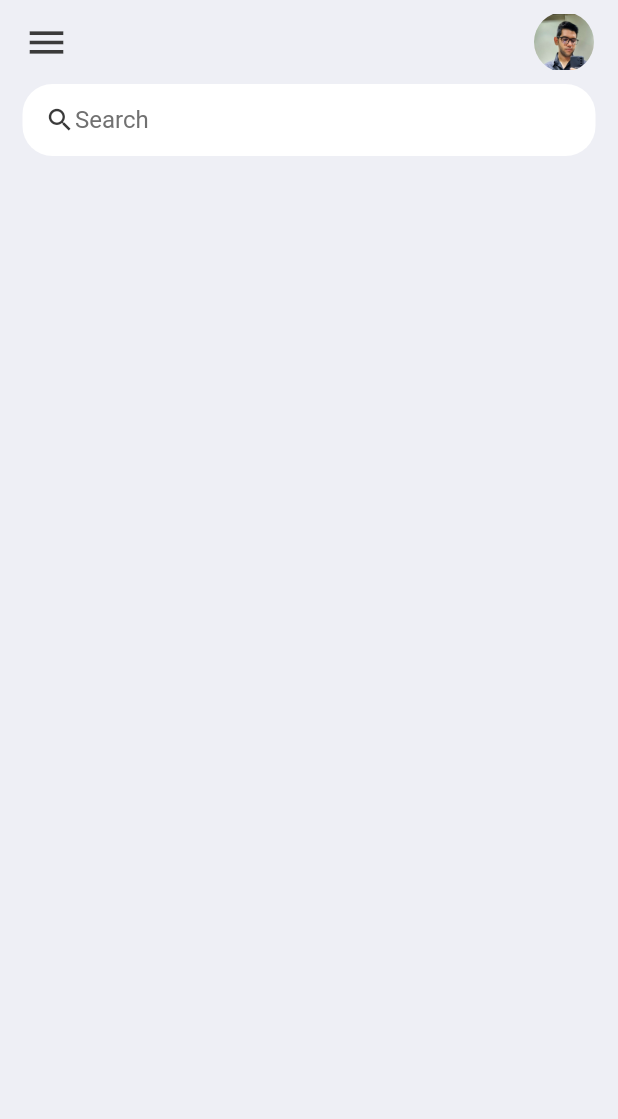
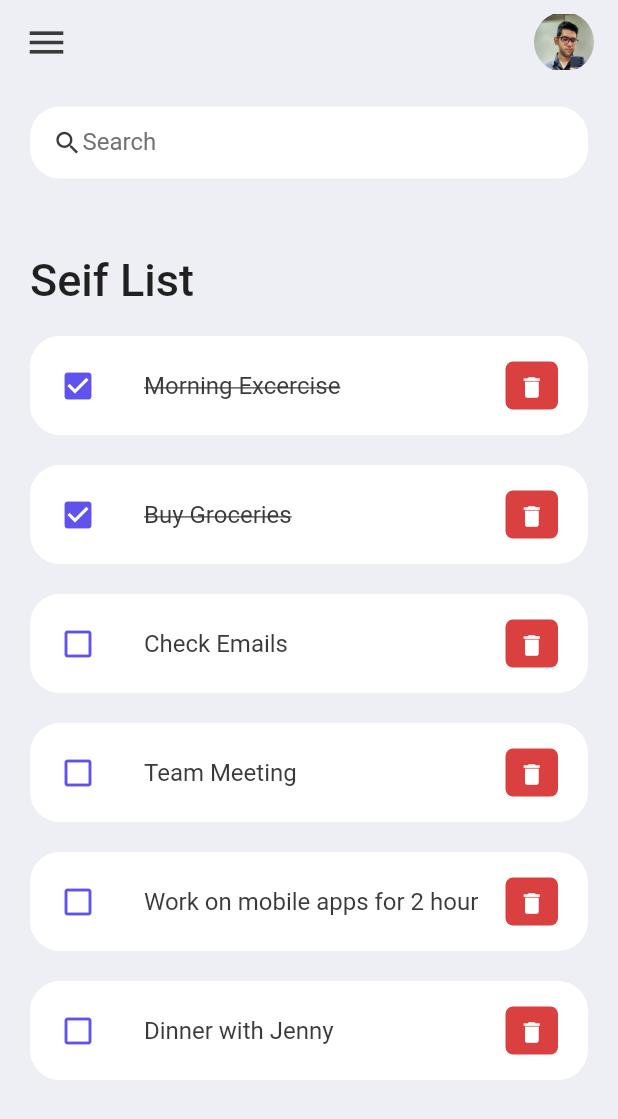
Before and after one commit to Alireza-Seif/to_do_list, a Flutter app: the screen it shows after launch, on a phone screen of 412 x 824 dp. Shown: the top 1119 px of the screen. Run offline on Flutter 3.47's test engine with Material 2 defaults, Android fonts, the phone set to English and light mode, and no system bars.

Commit message:
feat: create To Do Item

```diff
--- a/lib/main.dart
+++ b/lib/main.dart
@@ -13,7 +13,7 @@
   Widget build(BuildContext context) {
     SystemChrome.setSystemUIOverlayStyle(
         const SystemUiOverlayStyle(statusBarColor: Colors.transparent));
-    return const MaterialApp(
+    return MaterialApp(
       title: 'To Do List',
       debugShowCheckedModeBanner: false,
       home: HomePage(),
--- /dev/null
+++ b/lib/model/todo.dart
@@ -0,0 +1,22 @@
+class ToDo {
+  String? id;
+  String? todoText;
+  bool isDone;
+
+  ToDo({
+    required this.id,
+    required this.todoText,
+    this.isDone = false,
+  });
+
+  static List<ToDo> todoList() {
+    return [
+      ToDo(id: '01', todoText: 'Morning Excercise', isDone: true),
+      ToDo(id: '02', todoText: 'Buy Groceries', isDone: true),
+      ToDo(id: '03', todoText: 'Check Emails'),
+      ToDo(id: '04', todoText: 'Team Meeting'),
+      ToDo(id: '05', todoText: 'Work on mobile apps for 2 hour'),
+      ToDo(id: '06', todoText: 'Dinner with Jenny'),
+    ];
+  }
+}
--- a/lib/screens/home.dart
+++ b/lib/screens/home.dart
@@ -1,10 +1,15 @@
 import 'package:flutter/material.dart';
-import 'package:to_do_list/constants/colors.dart';
-import 'package:to_do_list/widgets/app_bar.dart';
-import 'package:to_do_list/widgets/search_box.dart';
+
+import '../constants/colors.dart';
+import '../model/todo.dart';
+import '../widgets/app_bar.dart';
+import '../widgets/search_box.dart';
+import '../widgets/todo_item.dart';
 
 class HomePage extends StatelessWidget {
-  const HomePage({super.key});
+  HomePage({super.key});
+
+  final todosList = ToDo.todoList();
 
   @override
   Widget build(BuildContext context) {
@@ -12,10 +17,30 @@
       backgroundColor: tdBGColor,
       appBar: buildAppBar(),
       body: Container(
-        padding: const EdgeInsets.symmetric(horizontal: 15),
+        padding: const EdgeInsets.symmetric(horizontal: 20, vertical: 15),
         child: Column(
           children: [
             searchBox(),
+            Expanded(
+              child: ListView(
+                children: [
+                  Container(
+                    margin: const EdgeInsets.only(top: 50, bottom: 20),
+                    child: const Text(
+                      'Seif List',
+                      style: TextStyle(
+                        fontSize: 30,
+                        fontWeight: FontWeight.w500,
+                      ),
+                    ),
+                  ),
+                  for (ToDo todoo in todosList)
+                    ToDoItem(
+                      todo: todoo,
+                    ),
+                ],
+              ),
+            ),
           ],
         ),
       ),
--- /dev/null
+++ b/lib/widgets/todo_item.dart
@@ -0,0 +1,56 @@
+import 'package:flutter/material.dart';
+
+import '../constants/colors.dart';
+import '../model/todo.dart';
+
+class ToDoItem extends StatelessWidget {
+  final ToDo todo;
+
+  const ToDoItem({super.key, required this.todo});
+
+  @override
+  Widget build(BuildContext context) {
+    return Container(
+      margin: const EdgeInsets.only(bottom: 20),
+      child: ListTile(
+        onTap: () {
+          print('Clicked on Todo Item.');
+        },
+        shape: RoundedRectangleBorder(
+          borderRadius: BorderRadius.circular(20),
+        ),
+        contentPadding: const EdgeInsets.symmetric(horizontal: 20, vertical: 5),
+        tileColor: Colors.white,
+        leading: Icon(
+          todo.isDone ? Icons.check_box : Icons.check_box_outline_blank,
+          color: tdBlue,
+        ),
+        title: Text(
+          todo.todoText!,
+          style: TextStyle(
+              fontSize: 16,
+              color: tdBlack,
+              decoration: todo.isDone ? TextDecoration.lineThrough : null),
+        ),
+        trailing: Container(
+          padding: const EdgeInsets.all(0),
+          margin: const EdgeInsets.symmetric(vertical: 12),
+          height: 35,
+          width: 35,
+          decoration: BoxDecoration(
+            borderRadius: BorderRadius.circular(5),
+            color: tdRed,
+          ),
+          child: IconButton(
+            color: Colors.white,
+            iconSize: 18,
+            icon: const Icon(Icons.delete),
+            onPressed: () {
+              print('Clicked on delete icon');
+            },
+          ),
+        ),
+      ),
+    );
+  }
+}
```
